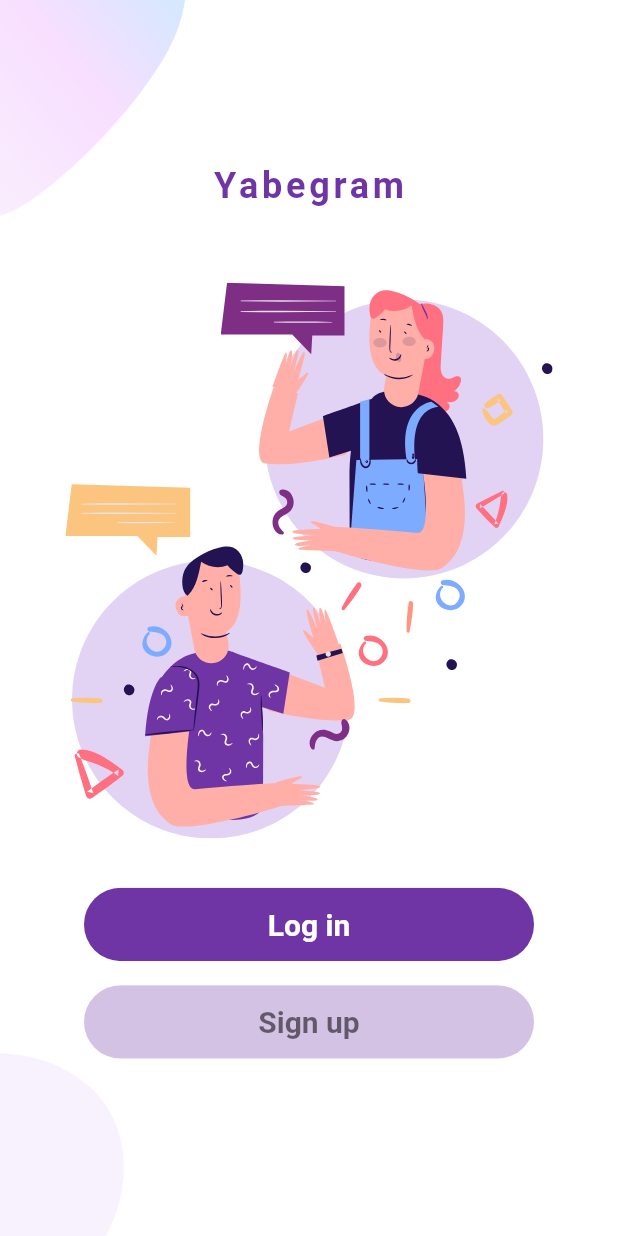
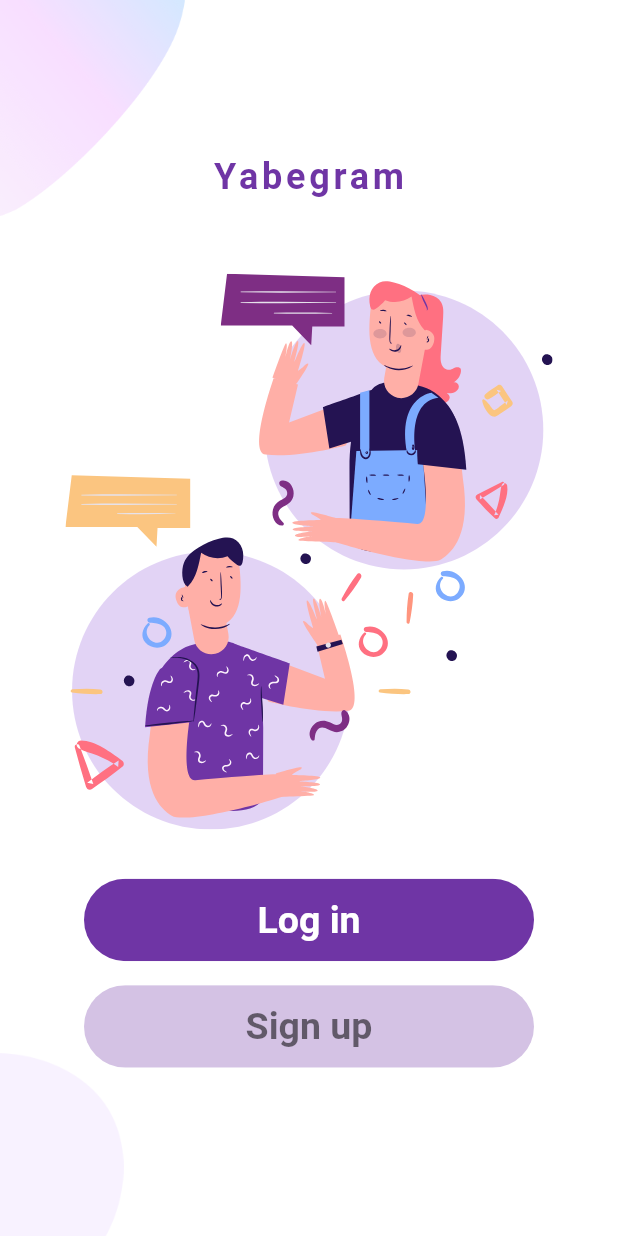
Before and after one commit to yabeye/flutter_authentication, a Flutter app: the screen it shows after launch, on a phone screen of 412 x 824 dp. Run offline on Flutter 3.47's test engine with Material 2 defaults, Android fonts, the phone set to English and light mode, and no system bars; our stand-ins replace flutter_svg.

Commit message:
bug fixed: BUG > buttons gave splashy effects because of the padding.

```diff
--- a/lib/components/rounded_button.dart
+++ b/lib/components/rounded_button.dart
@@ -14,7 +14,9 @@ class RoundedButton extends StatelessWidget {
 
   @override
   Widget build(BuildContext context) {
-    return TextButton(
+    return Container(
+      margin: EdgeInsets.symmetric(vertical: 8),
+      child: TextButton(
         onPressed: () {
           // ignore: unnecessary_statements
           this.press();
@@ -34,9 +36,11 @@ class RoundedButton extends StatelessWidget {
           ),
         ),
         style: TextButton.styleFrom(
+            padding: EdgeInsets.all(0),
             textStyle: TextStyle(
-        fontSize: 20,
+              fontSize: 25,
             )),
+      ),
     );
   }
 }
```
Lines whose indentation alone changed are shown as unchanged.
